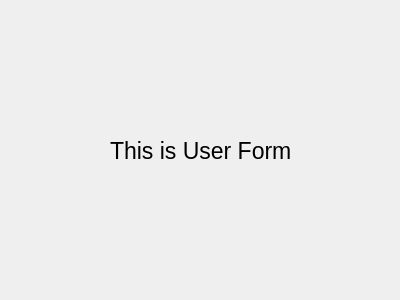
The window that userform.ui (itumashyk/TofP) describes before a commit, drawn with Qt 5.
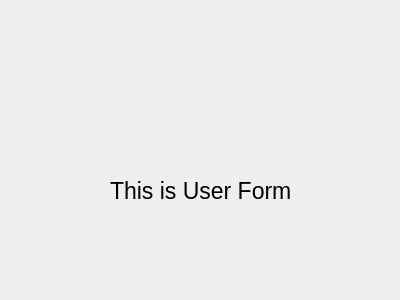
The same window after the commit.

Patch:
```diff
--- a/userform.ui
+++ b/userform.ui
@@ -17,8 +17,8 @@
    <property name="geometry">
     <rect>
      <x>110</x>
-     <y>100</y>
-     <width>251</width>
+     <y>140</y>
+     <width>191</width>
      <height>101</height>
     </rect>
    </property>
```
